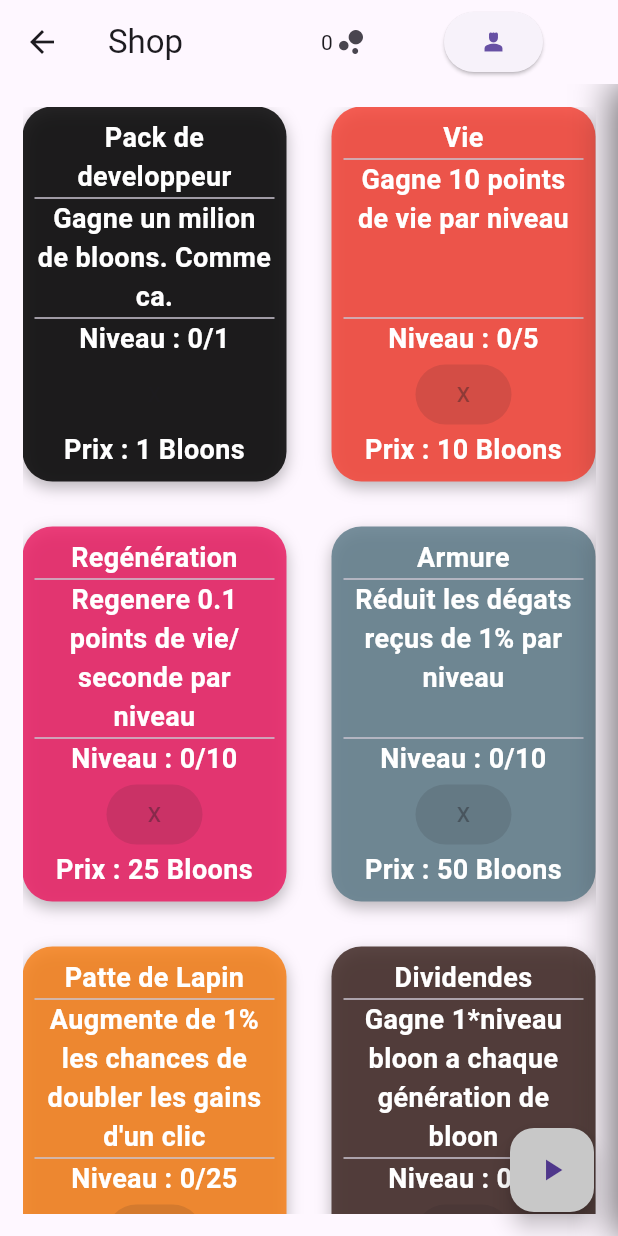
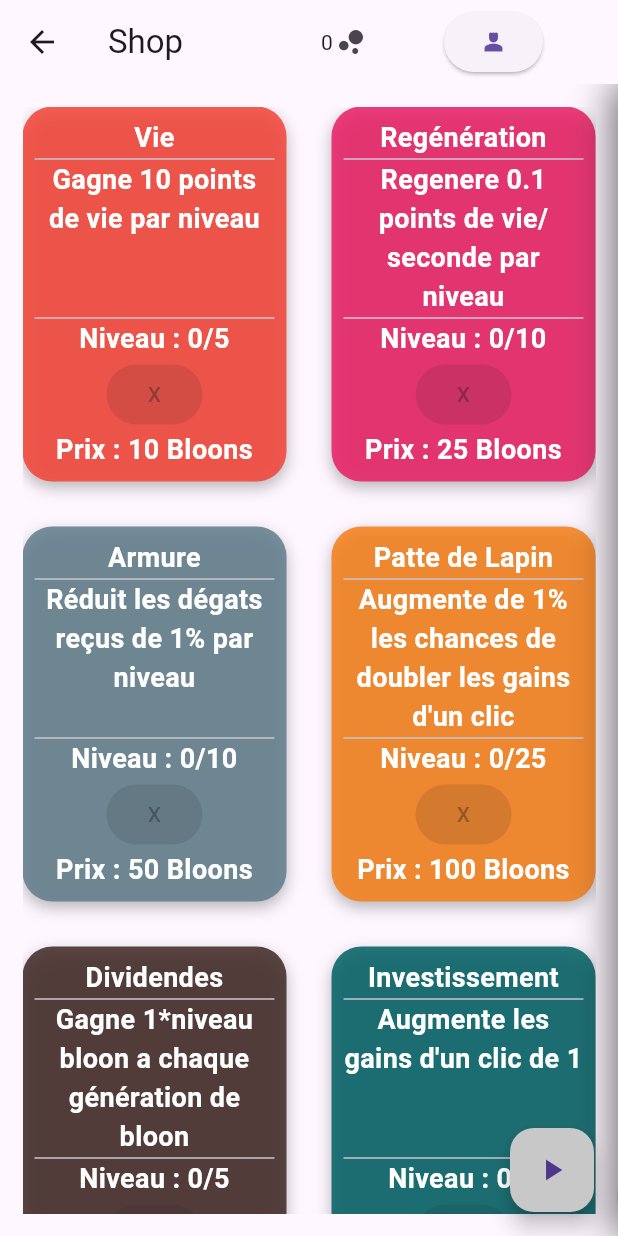
Before and after one commit to Electric-Waffle/flutter-popit, a Flutter app: the screen it shows after launch, after a tap on "Jouer", on a phone screen of 412 x 824 dp. Run offline on Flutter 3.47's test engine with Material 3 defaults, Android fonts, the phone set to English and light mode, and no system bars; our stand-ins replace sqflite; missing offline and left inert: dart:ffi, sqlite3; accounts and stored records are empty.

Commit message:
outil de dev et ameliorations

```diff
--- a/lib/jeu.dart
+++ b/lib/jeu.dart
@@ -335,7 +335,7 @@ class _JeuState extends State<Jeu> with RouteAware {
               joueur.doGivePointsSansUppgrades(joueur.getLeNiveauDeUneUppgrade("Argent de poche")*10);
               joueur.doGivePointsSansUppgrades(joueur.getLeNiveauDeUneUppgrade("Vide Grenier")*100);
               joueur.doGivePointsSansUppgrades(joueur.getLeNiveauDeUneUppgrade("Pension de Retraite")*250);
-              joueur.doGivePointsSansUppgrades(joueur.getLeNiveauDeUneUppgrade("Cyber-Bitcoin")*(aleatoire.nextInt(1000) + 500));
+              joueur.doGivePointsSansUppgrades(joueur.getLeNiveauDeUneUppgrade("Cyber-Bitcoin")*(aleatoire.nextInt(500) + 2000));
 
               bubbleChangeTimer?.cancel();
             }
--- a/lib/model/shop_uppgrade.dart
+++ b/lib/model/shop_uppgrade.dart
@@ -18,7 +18,9 @@ class ShopUppgrade {
     if (this._niveau >= listeDePrix.length) {
       this._prix = 0;
     }
-    this._prix = listeDePrix[niveau];
+    else {
+      this._prix = listeDePrix[niveau];
+    }
   }
 
   Color get couleur => _couleur;
--- a/lib/shop.dart
+++ b/lib/shop.dart
@@ -1,6 +1,7 @@
 // Import de la bibliothèque pour gérer les temporisateurs (timers).
 import 'dart:async';
 import 'dart:developer' as developer;
+import 'dart:io';
 
 // Import de la bibliothèque pour générer des nombres aléatoires.
 import 'dart:math';
@@ -8,6 +9,7 @@ import 'dart:ui';
 
 // Import du framework Flutter.
 import 'package:flutter/material.dart';
+import 'package:flutter/services.dart';
 import 'jeu.dart';
 import './model/player_database_helper.dart';
 import './model/player.dart';
@@ -27,6 +29,9 @@ class _UppgradeState extends State<Uppgrade> {
   late Player joueur;
   late List<ShopUppgrade> uppgrades;
   bool joueurCharge = false;
+  final TextEditingController _bloonsAjoutDev = TextEditingController();
+  Timer? _longPressTimer; // pour gerer une pression longue d'un bouton
+  double _tailleMenuStats = 500 ;
   List<String> listeStats = [];
   List<String> listeDeUppgrades = [
     "Vie",
@@ -64,8 +69,8 @@ class _UppgradeState extends State<Uppgrade> {
     "Chance Liquide",
     "Ongle de Saphir",
     "Lampe Magique",
-    "Pack de developpeur",
-    "Anneau d'Osiris"
+    "Anneau d'Osiris",
+    "Cyber-Portefeuille"
   ];
 
   @override
@@ -77,6 +82,7 @@ class _UppgradeState extends State<Uppgrade> {
   @override
   void dispose() {
     _scrollController.dispose();
+    _bloonsAjoutDev.dispose();
     super.dispose();
   }
 
@@ -89,37 +95,53 @@ class _UppgradeState extends State<Uppgrade> {
       this.joueurCharge = true;
     }); // pour que l'UI se mette à jour avec le joueur chargé
     initListeStats();
+    setState(() {
+      this._tailleMenuStats = (Platform.isAndroid || Platform.isIOS) ? MediaQuery.of(context).size.width * 0.85 : MediaQuery.of(context).size.width * 0.35 ;
+    }); //
+
   }
 
-  void initListeStats()
-  {
+  void initListeStats() {
+    final patte = joueur.getLeNiveauDeUneUppgrade("Patte de Lapin").toDouble();
+    final cyber = joueur.getLeNiveauDeUneUppgrade("Cyber-Patte de Lapin");
+    final chance = cyber > 0 ? (2 * patte - patte * patte / 100) : patte;
+
+    final gainFinauxSansBitcoin =
+        (joueur.getLeNiveauDeUneUppgrade("Argent de poche") * 10) +
+            (joueur.getLeNiveauDeUneUppgrade("Vide Grenier") * 100) +
+            (joueur.getLeNiveauDeUneUppgrade("Pension de Retraite") * 250);
+
     this.listeStats = [
+      "__==[JOUEUR]==__",
       "Points de vie : ${joueur.getVie()}",
-      "Regénération : ${joueur.getLeNiveauDeUneUppgrade("Regénération")*0.1 + joueur.getLeNiveauDeUneUppgrade("Cyber-Regénération")*0.5} points de vie/seconde",
-      "Réduction des dégâts : ${joueur.getLeNiveauDeUneUppgrade("Armure")*1 + joueur.getLeNiveauDeUneUppgrade("Cyber-Armure")*1}%",
-      "Chance de doubler les gains d'un clic : ${joueur.getLeNiveauDeUneUppgrade("Patte de Lapin")*1}%",
-
+      "Regénération : ${joueur.getLeNiveauDeUneUppgrade("Regénération") * 0.1 + joueur.getLeNiveauDeUneUppgrade("Cyber-Regénération") * 0.5} points de vie/seconde",
+      "Réduction des dégâts : ${joueur.getLeNiveauDeUneUppgrade("Armure") * 1 + joueur.getLeNiveauDeUneUppgrade("Cyber-Armure") * 1}%",
+      "Vie supplémentaire : ${joueur.getLeNiveauDeUneUppgrade("Ankh")}",
+      "__==[POUVOIRS]==__",
+      "Cooldown de Penny : ${50 - (2 * joueur.getLeNiveauDeUneUppgrade("Penny"))} secondes",
+      "Chance de doubler les gains de Penny : ${joueur.getLeNiveauDeUneUppgrade("Carter") * 25}%",
+      "Nombre d'utilisations du Sablier Fantome : ${joueur.getLeNiveauDeUneUppgrade("Sablier Fantome")}",
+      "__==[BONUS AU CLIC]==__",
+      "Chance de doubler les gains d'un clic : ${chance.toStringAsFixed(2)}%",
+      "Chance de quintupler les gains finaux d'un clic : ${joueur.getLeNiveauDeUneUppgrade("Bétile de Delphes") * 1}%",
+      "Bonus fixe de gains par clic : ${joueur.getLeNiveauDeUneUppgrade("Investissement") + (joueur.getLeNiveauDeUneUppgrade("Cyber-Investissement") * 10)} bloons",
+      "Bonus fixe de gains quand vie>90% : ${joueur.getLeNiveauDeUneUppgrade("Soleil") * (joueur.getLeNiveauDeUneUppgrade("Couronne") + 1)} bloons",
+      "Bonus fixe de gains quand 40%<vie<60% : ${joueur.getLeNiveauDeUneUppgrade("Cyber-Espace") * 2} bloons",
+      "Bonus fixe de gains quand vie<10% : ${joueur.getLeNiveauDeUneUppgrade("Ongle de Saphir") > 0 ? joueur.getLeNiveauDeUneUppgrade("Lune") * 3 * joueur.getLeNiveauDeUneUppgrade("Ongle de Saphir") : joueur.getLeNiveauDeUneUppgrade("Lune")} bloons",
+      "Chance de drainer 1pv quand on crève un ballon rouge : ${joueur.getLeNiveauDeUneUppgrade("Faucheuse") * 2}%",
+      "Chance d'enlever 1sec au cooldown de Penny quand on crève un ballon bleu : ${joueur.getLeNiveauDeUneUppgrade("Anneau d'Osiris") * 5}%",
+      "Chance de ne pas reset le comboMax en crevant une tuile : ${joueur.getLeNiveauDeUneUppgrade("Chance Liquide") * 10}%",
+      "__==[BONUS PASSIF]==__",
+      "Gain par génération de bloons : ${joueur.getLeNiveauDeUneUppgrade("Dividendes") + (joueur.getLeNiveauDeUneUppgrade("Cyber-Dividendes") * 10)} bloons",
+      "Gains en fin de partie : [${gainFinauxSansBitcoin + joueur.getLeNiveauDeUneUppgrade("Cyber-Bitcoin") * 500} ~ ${gainFinauxSansBitcoin + joueur.getLeNiveauDeUneUppgrade("Cyber-Bitcoin") * 2500}] + ${joueur.getLeNiveauDeUneUppgrade("Dernier profit") > 0 ? joueur.getLeNiveauDeUneUppgrade("Dernier profit") * joueur.getLeNiveauDeUneUppgrade("Dernier profit") * 5 : joueur.getLeNiveauDeUneUppgrade("Dernier profit")} * comboMax bloons ",
+      "Gains par ballons éclatés lors de la mort : ${joueur.getLeNiveauDeUneUppgrade("Supernova") * 3}",
     ];
   }
 
   void recreeListeUppgrades() {
     this.uppgrades = [
-      ShopUppgrade(
-          Colors.black,
-          "Pack de developpeur",
-          "Gagne un milion de bloons. Comme ca.",
-          joueur.getLeNiveauDeUneUppgrade("Pack de developpeur"),
-          1,
-          [1]),
-
-      ShopUppgrade(
-          Colors.red,
-          "Vie",
-          "Gagne 10 points de vie par niveau",
-          joueur.getLeNiveauDeUneUppgrade("Vie"),
-          5,
-          [10, 20, 30, 40, 50]),
-
+      ShopUppgrade(Colors.red, "Vie", "Gagne 10 points de vie par niveau",
+          joueur.getLeNiveauDeUneUppgrade("Vie"), 5, [10, 20, 30, 40, 50]),
       ShopUppgrade(
           Colors.pink,
           "Regénération",
@@ -127,7 +149,6 @@ class _UppgradeState extends State<Uppgrade> {
           joueur.getLeNiveauDeUneUppgrade("Regénération"),
           10,
           [25, 45, 65, 85, 105, 125, 145, 165, 185, 205]),
-
       ShopUppgrade(
           Colors.blueGrey,
           "Armure",
@@ -135,14 +156,12 @@ class _UppgradeState extends State<Uppgrade> {
           joueur.getLeNiveauDeUneUppgrade("Armure"),
           10,
           [50, 75, 100, 150, 175, 200, 250, 275, 300, 500]),
-
       ShopUppgrade(
           Colors.yellow.shade900,
           "Patte de Lapin",
           "Augmente de 1% les chances de doubler les gains d'un clic",
           joueur.getLeNiveauDeUneUppgrade("Patte de Lapin"),
-          25,
-          [
+          25, [
         100,
         125,
         150,
@@ -169,7 +188,6 @@ class _UppgradeState extends State<Uppgrade> {
         67500,
         70000
       ]),
-
       ShopUppgrade(
           Colors.brown.shade900,
           "Dividendes",
@@ -177,7 +195,6 @@ class _UppgradeState extends State<Uppgrade> {
           joueur.getLeNiveauDeUneUppgrade("Dividendes"),
           5,
           [150, 175, 200, 225, 250]),
-
       ShopUppgrade(
           Colors.cyan.shade900,
           "Investissement",
@@ -185,7 +202,6 @@ class _UppgradeState extends State<Uppgrade> {
           joueur.getLeNiveauDeUneUppgrade("Investissement"),
           1,
           [500]),
-
       ShopUppgrade(
           Colors.pink.shade900,
           "Argent de poche",
@@ -193,7 +209,6 @@ class _UppgradeState extends State<Uppgrade> {
           joueur.getLeNiveauDeUneUppgrade("Argent de poche"),
           5,
           [20, 40, 80, 100, 120]),
-
       ShopUppgrade(
           Colors.indigo.shade900,
           "Destockage",
@@ -210,8 +225,7 @@ class _UppgradeState extends State<Uppgrade> {
             "Penny",
             "Un doublon Rouge qui arrete la génération de bloon, les rend increvable, et double les gains. Cooldown : 50 - 2*niveau secondes.",
             joueur.getLeNiveauDeUneUppgrade("Penny"),
-            10,
-            [
+            10, [
           500,
           1000,
           5000,
@@ -289,8 +303,7 @@ class _UppgradeState extends State<Uppgrade> {
             "Couronne",
             "La partie manquante de Soleil, multipliant ses gains par 1*niveau.",
             joueur.getLeNiveauDeUneUppgrade("Couronne"),
-            10,
-            [
+            10, [
           15000,
           17000,
           19000,
@@ -325,8 +338,7 @@ class _UppgradeState extends State<Uppgrade> {
             "Bétile de Delphes",
             "Augmente de 1*niveau% les chances de quintupler les gains finaux d'un clic",
             joueur.getLeNiveauDeUneUppgrade("Bétile de Delphes"),
-            10,
-            [
+            10, [
           10000,
           20000,
           30000,
@@ -376,8 +388,7 @@ class _UppgradeState extends State<Uppgrade> {
             "Cyber-Regénération",
             "Regenere 0.5 points de vie/seconde supplémentaire par niveau",
             joueur.getLeNiveauDeUneUppgrade("Cyber-Regénération"),
-            10,
-            [
+            10, [
           30000,
           35000,
           40000,
@@ -394,8 +405,7 @@ class _UppgradeState extends State<Uppgrade> {
             "Cyber-Armure",
             "Réduit les dégats reçus de 1% supplémentaire par niveau",
             joueur.getLeNiveauDeUneUppgrade("Cyber-Armure"),
-            10,
-            [
+            10, [
           40000,
           42000,
           44000,
@@ -438,10 +448,27 @@ class _UppgradeState extends State<Uppgrade> {
         ShopUppgrade(
             Colors.pink.shade900,
             "Cyber-Bitcoin",
-            "Gagne (entre 500 et 1500) * niveau bloon a la fin de chaque partie.",
+            "Gagne (entre 500 et 2500) * niveau bloon a la fin de chaque partie.",
             joueur.getLeNiveauDeUneUppgrade("Cyber-Bitcoin"),
             5,
             [3000, 6000, 9000, 12000, 15000]),
+        ShopUppgrade(
+            Colors.lightGreen.shade900,
+            "Cyber-Portefeuille",
+            "Un logiciel légendaire. Multiplie les gains du Dernier Profit par 5*niveau.",
+            joueur.getLeNiveauDeUneUppgrade("Cyber-Portefeuille"),
+            10, [
+          50000,
+          75000,
+          100000,
+          125000,
+          150000,
+          175000,
+          200000,
+          225000,
+          250000,
+          275000
+        ]),
         ShopUppgrade(
             Colors.indigo.shade900,
             "Cyber-Braquage",
@@ -460,14 +487,14 @@ class _UppgradeState extends State<Uppgrade> {
           "Bière Trappiste. 10*niveau% de chance de ne pas reset le comboMax en touchant un carré vide.",
           joueur.getLeNiveauDeUneUppgrade("Chance Liquide"),
           5,
-            [300000, 350000, 400000, 450000, 500000],),
+          [300000, 350000, 400000, 450000, 500000],
+        ),
         ShopUppgrade(
             Colors.indigoAccent.shade700,
             "Ongle de Saphir",
             "La capsule d'une biere ancienne. Taillée dans le joyau de Lune, elle multiplie ses gains par 1*niveau.",
             joueur.getLeNiveauDeUneUppgrade("Ongle de Saphir"),
-            10,
-            [
+            10, [
           300000,
           350000,
           400000,
@@ -485,10 +512,29 @@ class _UppgradeState extends State<Uppgrade> {
             "Une NEIPA fruitée. Gagne WIP*niveau bloon a la fin de chaque parties.",
             joueur.getLeNiveauDeUneUppgrade("Lampe Magique"),
             5,
-            [3000, 6000, 9000, 12000, 15000]
-          ),
+            [3000, 6000, 9000, 12000, 15000]),
       ]);
     }
+  }
+
+  Future<void> enleveBloons() async {
+    int bloonsAEnlever = int.tryParse(_bloonsAjoutDev.text) ?? 0;
+    setState(() {
+      this._bloonsAjoutDev.clear();
+      joueur.setPoint(joueur.getPoint() - bloonsAEnlever);
+    });
+
+    await sauvegarde.saveData(joueur);
+  }
+
+  Future<void> ajouteBloons() async {
+    int bloonsAAjouter = int.tryParse(_bloonsAjoutDev.text) ?? 0;
+    setState(() {
+      this._bloonsAjoutDev.clear();
+      joueur.setPoint(joueur.getPoint() + bloonsAAjouter);
+    });
+
+    await sauvegarde.saveData(joueur);
   }
 
   Future<void> creeNiveauUppgradeSiExistePas() async {
@@ -507,10 +553,24 @@ class _UppgradeState extends State<Uppgrade> {
       setState(() {
         joueur.doUppgradeShop(uppgradeAAcheter.titre, uppgradeAAcheter.prix);
         recreeListeUppgrades(); // rebuild UI
+        initListeStats();
       });
 
       await sauvegarde.saveData(joueur); // sauvegarde async
     }
+  }
+
+  Future<void> deleteCharacter() async {
+
+    // suppression du joueur
+    setState(() {
+      this.joueur = Player.fromDatabase(1, 10, 0, "{}");
+      recreeListeUppgrades(); // rebuild UI
+      initListeStats();
+    });
+
+    // sauvegarde du joueur
+    await sauvegarde.saveData(joueur); // sauvegarde async
   }
 
   @override
@@ -527,13 +587,26 @@ class _UppgradeState extends State<Uppgrade> {
           Container(
             width: 50,
           ),
-          ElevatedButton(
+          GestureDetector(
+            onTapDown: (_) {
+              _longPressTimer = Timer(const Duration(seconds: 5), () {
+                deleteCharacter();
+              });
+            },
+            onTapUp: (_) {
+              _longPressTimer?.cancel();
+            },
+            onTapCancel: () {
+              _longPressTimer?.cancel();
+            },
+            child: ElevatedButton(
                 onPressed: () {
                   setState(() {
                     isInCharacterMenu = !isInCharacterMenu;
                   });
                 },
                 child: Icon(Icons.person_4)),
+          ),
           Container(
             width: 50,
           ),
@@ -541,7 +614,6 @@ class _UppgradeState extends State<Uppgrade> {
       ),
       body: Stack(
         children: [
-
           Padding(
             padding: const EdgeInsets.all(15.0),
             child: GridView.builder(
@@ -556,7 +628,6 @@ class _UppgradeState extends State<Uppgrade> {
               },
             ),
           ),
-
           if (this.isInCharacterMenu) ...[
             BackdropFilter(
               filter: ImageFilter.blur(sigmaX: 6, sigmaY: 6),
@@ -565,13 +636,14 @@ class _UppgradeState extends State<Uppgrade> {
               ),
             ),
           ],
-
           AnimatedPositioned(
-              right: this.isInCharacterMenu ? 0 : (MediaQuery.of(context).size.width * -0.35),
+            right: this.isInCharacterMenu
+                ? 0
+                : -this._tailleMenuStats,
             top: 0,
             curve: Curves.easeOutCubic,
             bottom: 0,
-              width: MediaQuery.of(context).size.width * 0.35,
+            width: this._tailleMenuStats,
             duration: Duration(milliseconds: 200),
             child: Container(
               decoration: BoxDecoration(
@@ -585,6 +657,9 @@ class _UppgradeState extends State<Uppgrade> {
                 ],
               ),
               child: SafeArea(
+                  child: Column(
+                children: [
+                  Expanded(
                     child: ListView.builder(
                       padding: const EdgeInsets.all(20),
                       itemCount: listeStats.length,
@@ -599,16 +674,49 @@ class _UppgradeState extends State<Uppgrade> {
                       },
                     ),
                   ),
+                  Row(
+                    children: [
+                      ElevatedButton(
+                          onPressed: () => enleveBloons(),
+                          child: Icon(Icons.remove_circle)),
+                      const SizedBox(width: 10),
+                      Expanded(
+                        child: TextField(
+                          controller: this._bloonsAjoutDev,
+                          style: const TextStyle(color: Colors.white),
+                          decoration: InputDecoration(
+                            labelText: "Ajoute/enleve des points bloons",
+                            focusColor: Colors.white,
+                            iconColor: Colors.white,
+                            labelStyle: TextStyle(color: Colors.white),
+                            floatingLabelStyle: TextStyle(color: Colors.white),
+                          ),
+                          keyboardType: TextInputType.number,
+                          inputFormatters: <TextInputFormatter>[
+                            FilteringTextInputFormatter.digitsOnly
+                          ],
+                        ),
+                      ),
+                      const SizedBox(width: 10),
+                      ElevatedButton(
+                          onPressed: () => ajouteBloons(),
+                          child: Icon(Icons.add_circle))
+                    ],
+                  ),
+                ],
+              )),
             ),
           ),
         ],
       ),
-      floatingActionButton: FloatingActionButton(
+      floatingActionButton: !isInCharacterMenu
+          ? FloatingActionButton(
               onPressed: () async {
                 final result = await Navigator.push(
                   context,
                   MaterialPageRoute(
-              builder: (context) => const Jeu(gridSize: 10, cellSize: 40.0),
+                    builder: (context) =>
+                        const Jeu(gridSize: 10, cellSize: 40.0),
                   ),
                 );
 
@@ -620,9 +728,10 @@ class _UppgradeState extends State<Uppgrade> {
                 }
               },
               tooltip: 'Jouer',
-        backgroundColor: Color.fromARGB(255, 200, 200, 200),
+              backgroundColor: const Color.fromARGB(255, 200, 200, 200),
               child: const Icon(Icons.play_arrow),
-      ),
+            )
+          : null,
     );
   }
 
```
Also changed, not shown: lib/model/player.dart (+12 -12 lines), 1 other file. Lines whose indentation alone changed are shown as unchanged.
